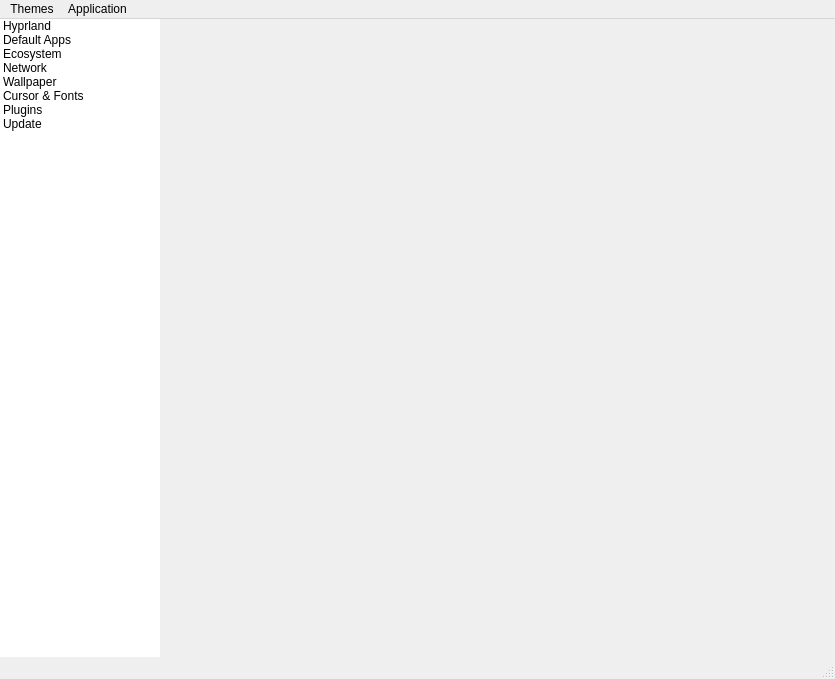
EST2374/hypr-set, file hyprset/ui/generated/widget.ui: the form before one commit.
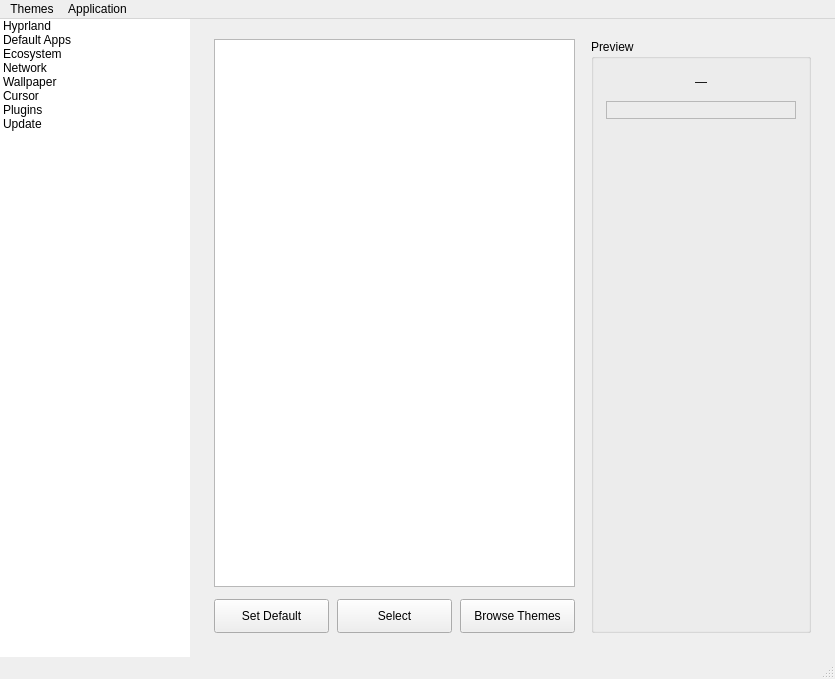
The form after the commit. The open tabs and pages were chosen to show the change.

Commit message: added hyprecosystems stuff, better networkmanager and cursor begin

```diff
--- a/hyprset/ui/generated/widget.ui
+++ b/hyprset/ui/generated/widget.ui
@@ -40,13 +40,13 @@
       </property>
       <property name="minimumSize">
        <size>
-        <width>160</width>
+        <width>190</width>
         <height>0</height>
        </size>
       </property>
       <property name="maximumSize">
        <size>
-        <width>160</width>
+        <width>190</width>
         <height>16777215</height>
        </size>
       </property>
@@ -86,7 +86,7 @@
       </item>
       <item>
        <property name="text">
-        <string>Cursor &amp; Fonts</string>
+        <string>Cursor</string>
        </property>
       </item>
       <item>
@@ -2522,7 +2522,170 @@
         </item>
        </layout>
       </widget>
-      <widget class="QWidget" name="font_cursor_page"/>
+      <widget class="QWidget" name="font_cursor_page">
+       <layout class="QHBoxLayout" name="cursor_page_hl">
+        <property name="spacing">
+         <number>16</number>
+        </property>
+        <property name="leftMargin">
+         <number>24</number>
+        </property>
+        <property name="topMargin">
+         <number>20</number>
+        </property>
+        <property name="rightMargin">
+         <number>24</number>
+        </property>
+        <property name="bottomMargin">
+         <number>24</number>
+        </property>
+        <item>
+         <layout class="QVBoxLayout" name="cursor_left_vl">
+          <property name="spacing">
+           <number>12</number>
+          </property>
+          <item>
+           <widget class="QListWidget" name="cursor_listWidget"/>
+          </item>
+          <item>
+           <layout class="QHBoxLayout" name="cursor_btn_hl">
+            <property name="spacing">
+             <number>8</number>
+            </property>
+            <item>
+             <widget class="QPushButton" name="set_default_cursor_button">
+              <property name="minimumSize">
+               <size>
+                <width>0</width>
+                <height>34</height>
+               </size>
+              </property>
+              <property name="text">
+               <string>Set Default</string>
+              </property>
+             </widget>
+            </item>
+            <item>
+             <widget class="QPushButton" name="select_cursor_button">
+              <property name="minimumSize">
+               <size>
+                <width>0</width>
+                <height>34</height>
+               </size>
+              </property>
+              <property name="text">
+               <string>Select</string>
+              </property>
+             </widget>
+            </item>
+            <item>
+             <widget class="QPushButton" name="browse_cursor_button">
+              <property name="minimumSize">
+               <size>
+                <width>0</width>
+                <height>34</height>
+               </size>
+              </property>
+              <property name="text">
+               <string>Browse Themes</string>
+              </property>
+             </widget>
+            </item>
+           </layout>
+          </item>
+         </layout>
+        </item>
+        <item>
+         <widget class="QGroupBox" name="cursor_preview_group">
+          <property name="sizePolicy">
+           <sizepolicy hsizetype="Fixed" vsizetype="Preferred">
+            <horstretch>0</horstretch>
+            <verstretch>0</verstretch>
+           </sizepolicy>
+          </property>
+          <property name="minimumSize">
+           <size>
+            <width>220</width>
+            <height>0</height>
+           </size>
+          </property>
+          <property name="maximumSize">
+           <size>
+            <width>220</width>
+            <height>16777215</height>
+           </size>
+          </property>
+          <property name="title">
+           <string>Preview</string>
+          </property>
+          <layout class="QVBoxLayout" name="cursor_preview_vl">
+           <property name="spacing">
+            <number>12</number>
+           </property>
+           <property name="leftMargin">
+            <number>12</number>
+           </property>
+           <property name="topMargin">
+            <number>16</number>
+           </property>
+           <property name="rightMargin">
+            <number>12</number>
+           </property>
+           <property name="bottomMargin">
+            <number>12</number>
+           </property>
+           <item>
+            <widget class="QLabel" name="cursor_theme_name_label">
+             <property name="text">
+              <string>—</string>
+             </property>
+             <property name="alignment">
+              <set>Qt::AlignmentFlag::AlignCenter</set>
+             </property>
+            </widget>
+           </item>
+           <item>
+            <widget class="QFrame" name="cursor_preview_frame">
+             <property name="frameShape">
+              <enum>QFrame::Shape::StyledPanel</enum>
+             </property>
+             <layout class="QGridLayout" name="cursor_grid_layout">
+              <property name="spacing">
+               <number>8</number>
+              </property>
+              <property name="leftMargin">
+               <number>8</number>
+              </property>
+              <property name="topMargin">
+               <number>8</number>
+              </property>
+              <property name="rightMargin">
+               <number>8</number>
+              </property>
+              <property name="bottomMargin">
+               <number>8</number>
+              </property>
+             </layout>
+            </widget>
+           </item>
+           <item>
+            <spacer name="cursor_preview_spacer">
+             <property name="orientation">
+              <enum>Qt::Orientation::Vertical</enum>
+             </property>
+             <property name="sizeHint" stdset="0">
+              <size>
+               <width>20</width>
+               <height>40</height>
+              </size>
+             </property>
+            </spacer>
+           </item>
+          </layout>
+         </widget>
+        </item>
+       </layout>
+      </widget>
       <widget class="QWidget" name="plugins_page">
        <layout class="QVBoxLayout" name="verticalLayout_7">
         <property name="spacing">
```
Left out of the diff: 156 changed lines with no effect on the pictures. The commit also changes 32 other files.
